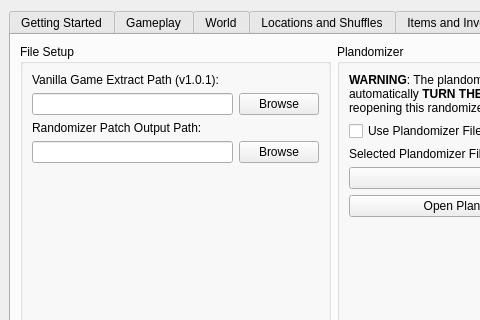
First picture: the form in gui/ui/main.ui, repository mint-choc-chip-skyblade/sshd-rando, before the edit; both pictures show x 0 to 480 and y 0 to 320 of the 1300 by 800 pixel window.
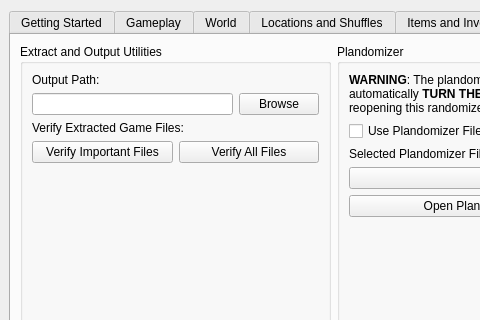
Second picture: the form after the edit.

Commit message: Add extract verification

```diff
--- a/gui/ui/main.ui
+++ b/gui/ui/main.ui
@@ -2632,33 +2632,10 @@
            </sizepolicy>
           </property>
           <property name="title">
-           <string>File Setup</string>
+           <string>Extract and Output Utilities</string>
           </property>
-          <layout class="QGridLayout" name="gridLayout">
-           <item row="4" column="0">
-            <widget class="QLineEdit" name="output_line_edit"/>
-           </item>
-           <item row="1" column="0">
-            <widget class="QLabel" name="extract_label">
-             <property name="sizePolicy">
-              <sizepolicy hsizetype="Preferred" vsizetype="Preferred">
-               <horstretch>0</horstretch>
-               <verstretch>0</verstretch>
-              </sizepolicy>
-             </property>
-             <property name="text">
-              <string>Vanilla Game Extract Path (v1.0.1):</string>
-             </property>
-            </widget>
-           </item>
-           <item row="4" column="2">
-            <widget class="QPushButton" name="output_button">
-             <property name="text">
-              <string>Browse</string>
-             </property>
-            </widget>
-           </item>
-           <item row="3" column="0">
+          <layout class="QVBoxLayout" name="verticalLayout_31">
+           <item>
             <widget class="QLabel" name="output_label">
              <property name="sizePolicy">
               <sizepolicy hsizetype="Preferred" vsizetype="Preferred">
@@ -2667,28 +2644,50 @@
               </sizepolicy>
              </property>
              <property name="text">
-              <string>Randomizer Patch Output Path:</string>
+              <string>Output Path:</string>
              </property>
             </widget>
            </item>
-           <item row="2" column="0">
-            <widget class="QLineEdit" name="extract_line_edit">
-             <property name="sizePolicy">
-              <sizepolicy hsizetype="Expanding" vsizetype="Fixed">
-               <horstretch>0</horstretch>
-               <verstretch>0</verstretch>
-              </sizepolicy>
-             </property>
-            </widget>
+           <item>
+            <layout class="QHBoxLayout" name="output_layout">
+             <item>
+              <widget class="QLineEdit" name="output_line_edit"/>
+             </item>
+             <item>
+              <widget class="QPushButton" name="output_button">
+               <property name="text">
+                <string>Browse</string>
+               </property>
+              </widget>
+             </item>
+            </layout>
            </item>
-           <item row="2" column="2">
-            <widget class="QPushButton" name="extract_button">
+           <item>
+            <widget class="QLabel" name="verify_extract_label">
              <property name="text">
-              <string>Browse</string>
+              <string>Verify Extracted Game Files:</string>
              </property>
             </widget>
            </item>
-           <item row="5" column="0">
+           <item>
+            <layout class="QHBoxLayout" name="verify_extract_layout">
+             <item>
+              <widget class="QPushButton" name="verify_important_extract_button">
+               <property name="text">
+                <string>Verify Important Files</string>
+               </property>
+              </widget>
+             </item>
+             <item>
+              <widget class="QPushButton" name="verify_all_extract_button">
+               <property name="text">
+                <string>Verify All Files</string>
+               </property>
+              </widget>
+             </item>
+            </layout>
+           </item>
+           <item>
             <spacer name="verticalSpacer_3">
              <property name="orientation">
               <enum>Qt::Vertical</enum>
```
The commit also changes 10 other files.
